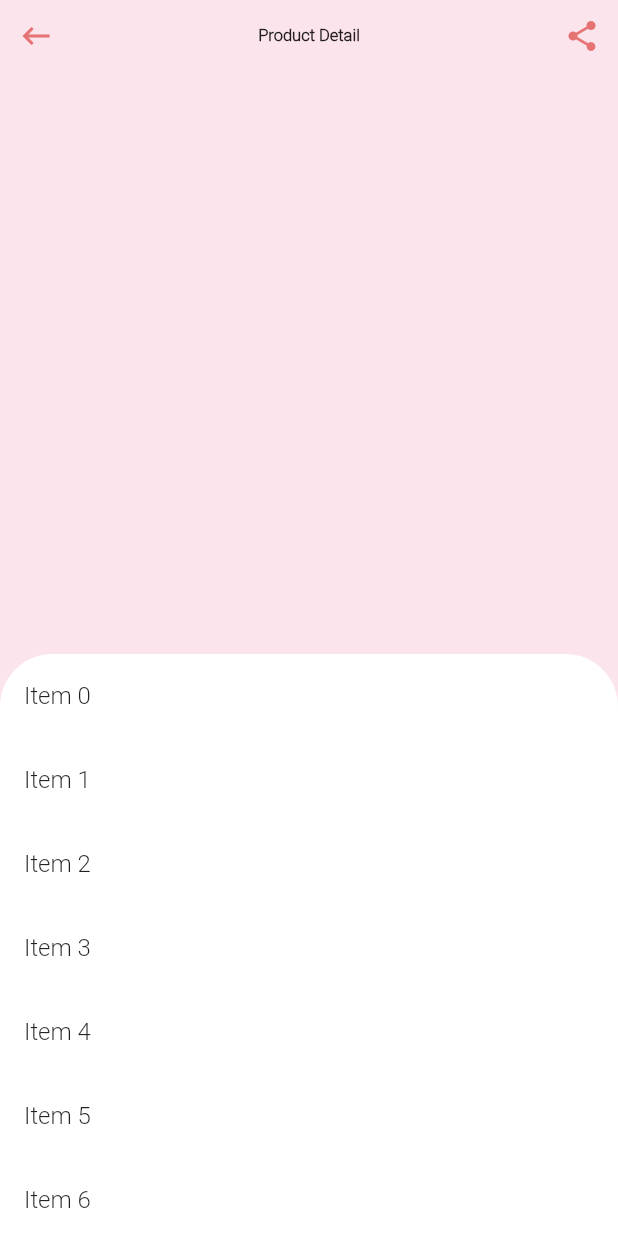
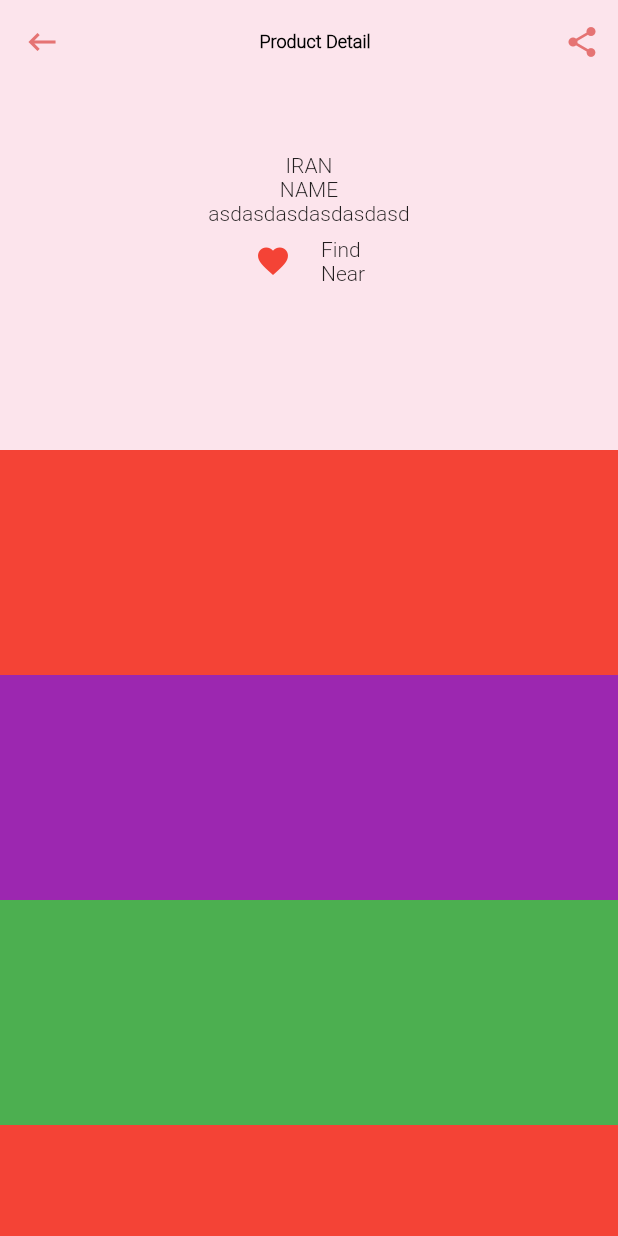
Before and after one commit to mahmoud-eslami/dessert_time, a Flutter app: the screen it shows after launch, after a tap on "IRAN", on a phone screen of 412 x 824 dp. Run offline on Flutter 3.47's test engine with Material 2 defaults, Android fonts, the phone set to English and light mode, and no system bars; our stand-ins replace bloc, dio, equatable, flutter_bloc; network calls fail.

Commit message:
add maxline and overflow to each text widget

```diff
--- a/lib/pages/dessertDetails.dart
+++ b/lib/pages/dessertDetails.dart
@@ -6,107 +6,129 @@ class DetailsPage extends StatelessWidget {
   Widget build(BuildContext context) {
     return Scaffold(
       backgroundColor: AppColor.detailsBkColor,
-      body:
-//      CustomScrollView(
-//        slivers: <Widget>[
-//          SliverAppBar(
+      body: CustomScrollView(
+        slivers: <Widget>[
+          SliverAppBar(
 //            pinned: true,
-//            backgroundColor: AppColor.detailsBkColor,
-//            expandedHeight: 300,
-//            flexibleSpace: Column(
-//              mainAxisAlignment: MainAxisAlignment.center,
-//              children: <Widget>[
-//                Text('IRAN'),
-//                Text('NAME'),
-//                Text('asdasdasdasdasdasd'),
-//                Row(
-//                  mainAxisAlignment: MainAxisAlignment.center,
-//                  children: <Widget>[
-//                    IconButton(icon: Icon(Icons.favorite), onPressed: (){},color: Colors.red,),
-//                    IconButton(icon: Text('Find Nearest store'), onPressed: (){}),
-//                  ],
-//                )
-//              ],
-//            ),
-//            title: Center(
-//                child: Text(
-//              'Product Detail',
-//              style: TextStyle(
-//                  color: Colors.black,
-//                  fontSize: 12,
-//                  fontWeight: FontWeight.w900),
-//            )),
-//            leading: IconButton(
-//              icon: Icon(
-//                Icons.keyboard_backspace,
-//                color: AppColor.detailsIconColor,
-//              ),
-//              onPressed: () {
-//                Navigator.pop(context);
-//              },
-//            ),
-//            actions: <Widget>[
-//              IconButton(
-//                icon: Icon(Icons.share),
-//                onPressed: () {},
-//                color: AppColor.detailsIconColor,
-//              )
-//            ],
-//          ),
-//          SliverList(
-//            delegate:
-//          ),
-//        ],
-//      ),
-      SafeArea(
-        child: Column(
+            backgroundColor: AppColor.detailsBkColor,
+            expandedHeight: 300,
+            flexibleSpace: Column(
+              mainAxisAlignment: MainAxisAlignment.center,
               children: <Widget>[
+                Text('IRAN'),
+                Text('NAME'),
+                Text('asdasdasdasdasdasd'),
                 Row(
-              mainAxisAlignment: MainAxisAlignment.spaceBetween,
+                  mainAxisAlignment: MainAxisAlignment.center,
                   children: <Widget>[
                     IconButton(
+                      icon: Icon(Icons.favorite),
+                      onPressed: () {},
+                      color: Colors.red,
+                    ),
+                    IconButton(
+                        icon: Text('Find Nearest store'), onPressed: () {}),
+                  ],
+                )
+              ],
+            ),
+            title: Center(
+                child: Text(
+              'Product Detail',
+              style: TextStyle(
+                  color: Colors.black,
+                  fontSize: 12,
+                  fontWeight: FontWeight.w900),
+            )),
+            leading: IconButton(
               icon: Icon(
                 Icons.keyboard_backspace,
                 color: AppColor.detailsIconColor,
               ),
               onPressed: () {
                 Navigator.pop(context);
-                    }),
-                Text(
-                  'Product Detail',
-                  maxLines: 1,
-                  overflow: TextOverflow.ellipsis,
-                  style: TextStyle(fontSize: 11, fontWeight: FontWeight.w900),
-                ),
-                IconButton(
-                    icon: Icon(Icons.share, color: AppColor.detailsIconColor),
-                    onPressed: () {}),
-              ],
-            ),
-                Expanded(
-                  child: DraggableScrollableSheet(
-                    minChildSize: 0.5,
-                    maxChildSize: 0.8,
-                    builder: (context, scrollController) {
-                      return Container(
-                        decoration: BoxDecoration(
-                            color: AppColor.detailsDraggableSheetColor,
-                            borderRadius: BorderRadius.vertical(
-                                top: Radius.circular(35))),
-                        child: ListView.builder(
-                          controller: scrollController,
-                          itemCount: 25,
-                          itemBuilder: (BuildContext context, int index) {
-                            return ListTile(title: Text('Item $index'));
               },
             ),
-                      );
-                    },
-                  ),
+            actions: <Widget>[
+              IconButton(
+                icon: Icon(Icons.share),
+                onPressed: () {},
+                color: AppColor.detailsIconColor,
               )
             ],
           ),
+          SliverList(
+              delegate: SliverChildListDelegate(
+            <Widget>[
+              Container(color: Colors.red, height: 150.0),
+              Container(color: Colors.purple, height: 150.0),
+              Container(color: Colors.green, height: 150.0),
+              Container(color: Colors.red, height: 150.0),
+              Container(color: Colors.purple, height: 150.0),
+              Container(color: Colors.green, height: 150.0),
+              Container(color: Colors.red, height: 150.0),
+              Container(color: Colors.purple, height: 150.0),
+              Container(color: Colors.green, height: 150.0),
+              Container(color: Colors.red, height: 150.0),
+              Container(color: Colors.purple, height: 150.0),
+              Container(color: Colors.green, height: 150.0),
+              Container(color: Colors.red, height: 150.0),
+              Container(color: Colors.purple, height: 150.0),
+              Container(color: Colors.green, height: 150.0),
+            ],
+          ))
+        ],
       ),
+//      SafeArea(
+//        child: Column(
+//          children: <Widget>[
+//            Row(
+//              mainAxisAlignment: MainAxisAlignment.spaceBetween,
+//              children: <Widget>[
+//                IconButton(
+//                    icon: Icon(
+//                      Icons.keyboard_backspace,
+//                      color: AppColor.detailsIconColor,
+//                    ),
+//                    onPressed: () {
+//                      Navigator.pop(context);
+//                    }),
+//                Text(
+//                  'Product Detail',
+//                  maxLines: 1,
+//                  overflow: TextOverflow.ellipsis,
+//                  style: TextStyle(fontSize: 11, fontWeight: FontWeight.w900),
+//                ),
+//                IconButton(
+//                    icon: Icon(Icons.share, color: AppColor.detailsIconColor),
+//                    onPressed: () {}),
+//              ],
+//            ),
+//                Expanded(
+//                  child: DraggableScrollableSheet(
+//                    minChildSize: 0.5,
+//                    maxChildSize: 0.8,
+//                    builder: (context, scrollController) {
+//                      return
+//                        Container(
+//                        decoration: BoxDecoration(
+//                            color: AppColor.detailsDraggableSheetColor,
+//                            borderRadius: BorderRadius.vertical(
+//                                top: Radius.circular(35))),
+//                        child: ListView.builder(
+//                          controller: scrollController,
+//                          itemCount: 25,
+//                          itemBuilder: (BuildContext context, int index) {
+//                            return ListTile(title: Text('Item $index'));
+//                          },
+//                        ),
+//                      );
+//                    },
+//                  ),
+//                )
+//          ],
+//        ),
+//      ),
     );
   }
 }
--- a/lib/pages/discovery.dart
+++ b/lib/pages/discovery.dart
@@ -71,6 +71,8 @@ class DiscoveryPage extends StatelessWidget {
                   alignment: Alignment.centerLeft,
                   child: Text(
                     'Nearby CoffeShop',
+                    maxLines: 1,
+                    overflow: TextOverflow.ellipsis,
                     style: TextStyle(
                       fontSize: 15,
                       fontWeight: FontWeight.bold,
@@ -130,16 +132,16 @@ class CustomTabBar extends StatelessWidget {
                     isScrollable: true,
                     tabs: <Widget>[
                       Container(
-                        child: Text('Cake', style: style),
+                        child: Text('Cake',maxLines: 1,overflow: TextOverflow.ellipsis, style: style),
                       ),
                       Container(
-                        child: Text('Coco', style: style),
+                        child: Text('Coco',overflow: TextOverflow.ellipsis, style: style),
                       ),
                       Container(
-                        child: Text('Ice Cream', style: style),
+                        child: Text('Ice Cream',overflow: TextOverflow.ellipsis, style: style),
                       ),
                       Container(
-                        child: Text('Drink', style: style),
+                        child: Text('Drink',overflow: TextOverflow.ellipsis, style: style),
                       ),
                     ],
                   ),
@@ -222,6 +224,7 @@ class ShopItem extends StatelessWidget {
               children: <Widget>[
                 Text(
                   shopName,
+                  overflow: TextOverflow.ellipsis,
                   style: TextStyle(
                       color: AppColor.shopItemTextColor,
                       fontSize: 13,
@@ -232,6 +235,7 @@ class ShopItem extends StatelessWidget {
                 ),
                 Text(
                   description,
+                  overflow: TextOverflow.ellipsis,
                   style: TextStyle(
                       color: AppColor.shopItemTextColor,
                       fontSize: 10,
@@ -242,6 +246,7 @@ class ShopItem extends StatelessWidget {
                 ),
                 Text(
                   openTime,
+                  overflow: TextOverflow.ellipsis,
                   style: TextStyle(
                       color: AppColor.shopItemTimeColor,
                       fontSize: 8,
@@ -294,6 +299,7 @@ class DessertItem extends StatelessWidget {
                 ),
                 Text(
                   country,
+                  overflow: TextOverflow.ellipsis,
                   style: TextStyle(
                       color: AppColor.dessertCountryColor,
                       fontSize: 10,
@@ -304,6 +310,7 @@ class DessertItem extends StatelessWidget {
                 ),
                 Text(
                   name,
+                  overflow: TextOverflow.ellipsis,
                   style: TextStyle(
                       color: AppColor.dessertTitleColor,
                       fontSize: 20,
@@ -314,6 +321,7 @@ class DessertItem extends StatelessWidget {
                 ),
                 Text(
                   description,
+                  overflow: TextOverflow.ellipsis,
                   style: TextStyle(
                       color: AppColor.dessertDesColor,
                       fontSize: 10,
```
Lines whose indentation alone changed are shown as unchanged.
